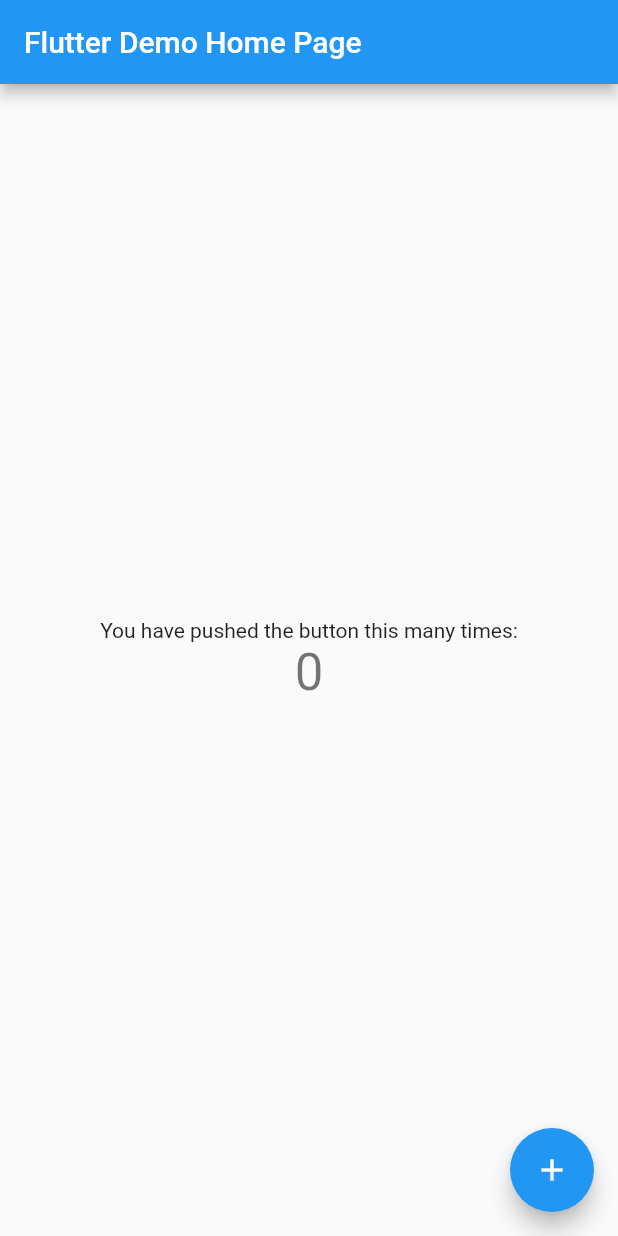
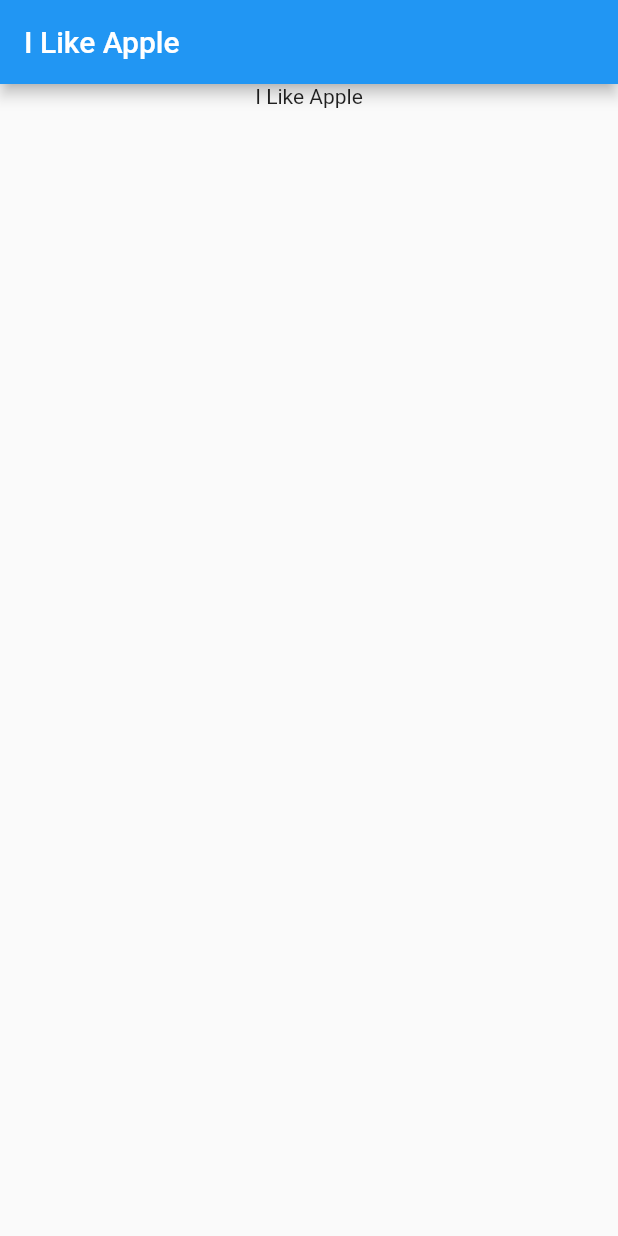
Before and after one commit to liyincode/flutter_state_management_examples, a Flutter app: the screen it shows after launch, on a phone screen of 412 x 824 dp. Run offline on Flutter 3.47's test engine with Material 2 defaults, Android fonts, the phone set to English and light mode, and no system bars.

```diff
--- a/lib/main.dart
+++ b/lib/main.dart
@@ -5,113 +5,50 @@ void main() {
 }
 
 class MyApp extends StatelessWidget {
-  // This widget is the root of your application.
+  final data = 'I Like Apple';
   @override
   Widget build(BuildContext context) {
     return MaterialApp(
-      title: 'Flutter Demo',
-      theme: ThemeData(
-        // This is the theme of your application.
-        //
-        // Try running your application with "flutter run". You'll see the
-        // application has a blue toolbar. Then, without quitting the app, try
-        // changing the primarySwatch below to Colors.green and then invoke
-        // "hot reload" (press "r" in the console where you ran "flutter run",
-        // or simply save your changes to "hot reload" in a Flutter IDE).
-        // Notice that the counter didn't reset back to zero; the application
-        // is not restarted.
-        primarySwatch: Colors.blue,
-        // This makes the visual density adapt to the platform that you run
-        // the app on. For desktop platforms, the controls will be smaller and
-        // closer together (more dense) than on mobile platforms.
-        visualDensity: VisualDensity.adaptivePlatformDensity,
+      home: Scaffold(
+        appBar: AppBar(
+          title: Text(data),
+        ),
+        body: Level1(data),
       ),
-      home: MyHomePage(title: 'Flutter Demo Home Page'),
     );
   }
 }
 
-class MyHomePage extends StatefulWidget {
-  MyHomePage({Key key, this.title}) : super(key: key);
-
-  // This widget is the home page of your application. It is stateful, meaning
-  // that it has a State object (defined below) that contains fields that affect
-  // how it looks.
-
-  // This class is the configuration for the state. It holds the values (in this
-  // case the title) provided by the parent (in this case the App widget) and
-  // used by the build method of the State. Fields in a Widget subclass are
-  // always marked "final".
-
-  final String title;
-
-  @override
-  _MyHomePageState createState() => _MyHomePageState();
-}
-
-class _MyHomePageState extends State<MyHomePage> {
-  int _counter = 0;
-
-  void _incrementCounter() {
-    setState(() {
-      // This call to setState tells the Flutter framework that something has
-      // changed in this State, which causes it to rerun the build method below
-      // so that the display can reflect the updated values. If we changed
-      // _counter without calling setState(), then the build method would not be
-      // called again, and so nothing would appear to happen.
-      _counter++;
-    });
-  }
-
+class Level1 extends StatelessWidget {
+  final data;
+  Level1(this.data);
   @override
   Widget build(BuildContext context) {
-    // This method is rerun every time setState is called, for instance as done
-    // by the _incrementCounter method above.
-    //
-    // The Flutter framework has been optimized to make rerunning build methods
-    // fast, so that you can just rebuild anything that needs updating rather
-    // than having to individually change instances of widgets.
-    return Scaffold(
-      appBar: AppBar(
-        // Here we take the value from the MyHomePage object that was created by
-        // the App.build method, and use it to set our appbar title.
-        title: Text(widget.title),
-      ),
-      body: Center(
-        // Center is a layout widget. It takes a single child and positions it
-        // in the middle of the parent.
-        child: Column(
-          // Column is also a layout widget. It takes a list of children and
-          // arranges them vertically. By default, it sizes itself to fit its
-          // children horizontally, and tries to be as tall as its parent.
-          //
-          // Invoke "debug painting" (press "p" in the console, choose the
-          // "Toggle Debug Paint" action from the Flutter Inspector in Android
-          // Studio, or the "Toggle Debug Paint" command in Visual Studio Code)
-          // to see the wireframe for each widget.
-          //
-          // Column has various properties to control how it sizes itself and
-          // how it positions its children. Here we use mainAxisAlignment to
-          // center the children vertically; the main axis here is the vertical
-          // axis because Columns are vertical (the cross axis would be
-          // horizontal).
-          mainAxisAlignment: MainAxisAlignment.center,
-          children: <Widget>[
-            Text(
-              'You have pushed the button this many times:',
-            ),
-            Text(
-              '$_counter',
-              style: Theme.of(context).textTheme.headline4,
-            ),
-          ],
-        ),
-      ),
-      floatingActionButton: FloatingActionButton(
-        onPressed: _incrementCounter,
-        tooltip: 'Increment',
-        child: Icon(Icons.add),
-      ), // This trailing comma makes auto-formatting nicer for build methods.
+    return Container(
+      child: Level2(data),
     );
   }
 }
+
+class Level2 extends StatelessWidget {
+  final String data;
+  Level2(this.data);
+  @override
+  Widget build(BuildContext context) {
+    return Column(
+      children: <Widget>[
+        Container(),
+        Level3(data),
+      ],
+    );
+  }
+}
+
+class Level3 extends StatelessWidget {
+  final String data;
+  Level3(this.data);
+  @override
+  Widget build(BuildContext context) {
+    return Text(data);
+  }
+}
```
